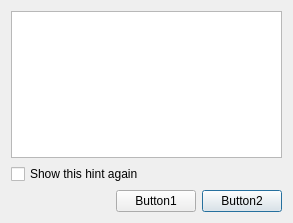
Qt form UserHintDialog.ui (otengler/CodeBeagle) before a commit.
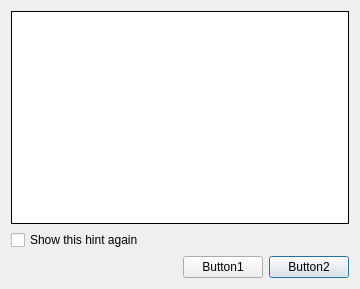
The same form after that commit.

Commit message: Remove indexes being updated from combo box of available indexes

```diff
--- a/UserHintDialog.ui
+++ b/UserHintDialog.ui
@@ -9,8 +9,8 @@
    <rect>
     <x>0</x>
     <y>0</y>
-    <width>293</width>
-    <height>223</height>
+    <width>360</width>
+    <height>289</height>
    </rect>
   </property>
   <property name="windowTitle">
@@ -19,6 +19,18 @@
   <layout class="QGridLayout" name="gridLayout">
    <item row="0" column="0" colspan="3">
     <widget class="QTextEdit" name="textEditHint">
+     <property name="frameShape">
+      <enum>QFrame::Box</enum>
+     </property>
+     <property name="frameShadow">
+      <enum>QFrame::Plain</enum>
+     </property>
+     <property name="tabChangesFocus">
+      <bool>true</bool>
+     </property>
+     <property name="readOnly">
+      <bool>true</bool>
+     </property>
      <property name="textInteractionFlags">
       <set>Qt::NoTextInteraction</set>
      </property>
```
Left out of the diff: 2 changed lines with no effect on the pictures. The commit also changes 2 other files.
